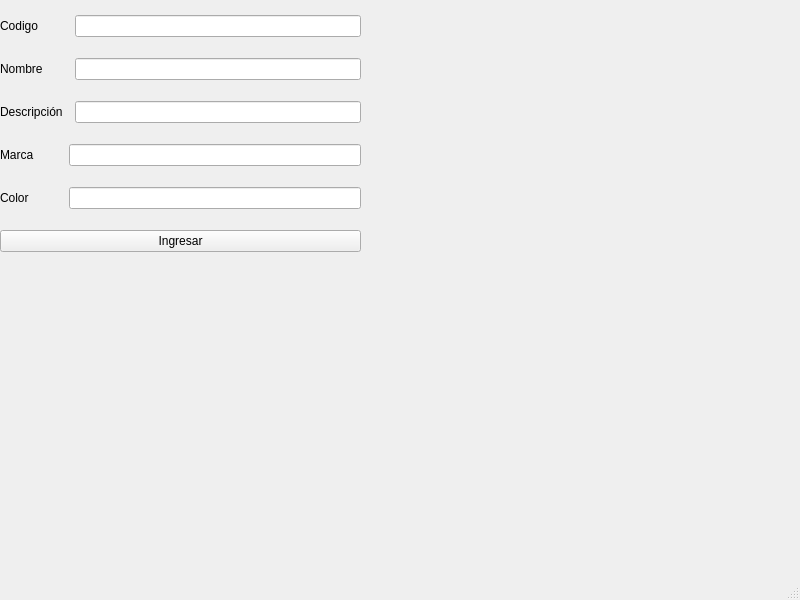
Before: the Qt Designer form vent_ingreso.ui in javierperezferrada/tarea_final_taller, drawn with Qt 5.
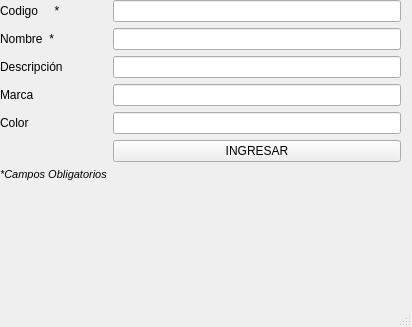
After: the same form once the commit is applied.

Commit message: ventana de ingreso producto lista, con validaciones y mensajes.

Patch:
```diff
--- a/vent_ingreso.ui
+++ b/vent_ingreso.ui
@@ -6,8 +6,8 @@
    <rect>
     <x>0</x>
     <y>0</y>
-    <width>800</width>
-    <height>600</height>
+    <width>412</width>
+    <height>327</height>
    </rect>
   </property>
   <property name="windowTitle">
@@ -19,32 +19,38 @@
      <rect>
       <x>0</x>
       <y>0</y>
-      <width>361</width>
-      <height>271</height>
+      <width>401</width>
+      <height>281</height>
      </rect>
     </property>
+    <property name="maximumSize">
+     <size>
+      <width>401</width>
+      <height>16777215</height>
+     </size>
+    </property>
     <property name="layoutDirection">
      <enum>Qt::LeftToRight</enum>
     </property>
-    <layout class="QGridLayout" name="gridLayout">
+    <layout class="QFormLayout" name="formLayout">
      <item row="0" column="0">
       <widget class="QLabel" name="label_2">
        <property name="text">
-        <string>Codigo</string>
+        <string>Codigo     *</string>
        </property>
       </widget>
      </item>
-     <item row="0" column="2">
+     <item row="0" column="1">
       <widget class="QLineEdit" name="le_codigo"/>
      </item>
      <item row="1" column="0">
       <widget class="QLabel" name="label_3">
        <property name="text">
-        <string>Nombre</string>
+        <string>Nombre  *</string>
        </property>
       </widget>
      </item>
-     <item row="1" column="2">
+     <item row="1" column="1">
       <widget class="QLineEdit" name="le_nombre"/>
      </item>
      <item row="2" column="0">
@@ -54,6 +60,9 @@
        </property>
       </widget>
      </item>
+     <item row="2" column="1">
+      <widget class="QLineEdit" name="le_descripcion"/>
+     </item>
      <item row="3" column="0">
       <widget class="QLabel" name="label_5">
        <property name="text">
@@ -61,6 +70,9 @@
        </property>
       </widget>
      </item>
+     <item row="3" column="1">
+      <widget class="QLineEdit" name="le_marca"/>
+     </item>
      <item row="4" column="0">
       <widget class="QLabel" name="label_6">
        <property name="text">
@@ -68,21 +80,30 @@
        </property>
       </widget>
      </item>
-     <item row="4" column="1" colspan="2">
+     <item row="4" column="1">
       <widget class="QLineEdit" name="le_color"/>
      </item>
-     <item row="5" column="0" colspan="3">
+     <item row="5" column="1">
       <widget class="QPushButton" name="btn_ingresar">
        <property name="text">
-        <string>Ingresar</string>
+        <string>INGRESAR</string>
        </property>
       </widget>
      </item>
-     <item row="2" column="2">
-      <widget class="QLineEdit" name="le_descripcion"/>
-     </item>
-     <item row="3" column="1" colspan="2">
-      <widget class="QLineEdit" name="le_marca"/>
+     <item row="6" column="0">
+      <widget class="QLabel" name="label">
+       <property name="font">
+        <font>
+         <pointsize>8</pointsize>
+         <weight>50</weight>
+         <italic>true</italic>
+         <bold>false</bold>
+        </font>
+       </property>
+       <property name="text">
+        <string>*Campos Obligatorios</string>
+       </property>
+      </widget>
      </item>
     </layout>
    </widget>
```
Left out of the diff: 5 changed lines with no effect on the pictures. The commit also changes 3 other files.
